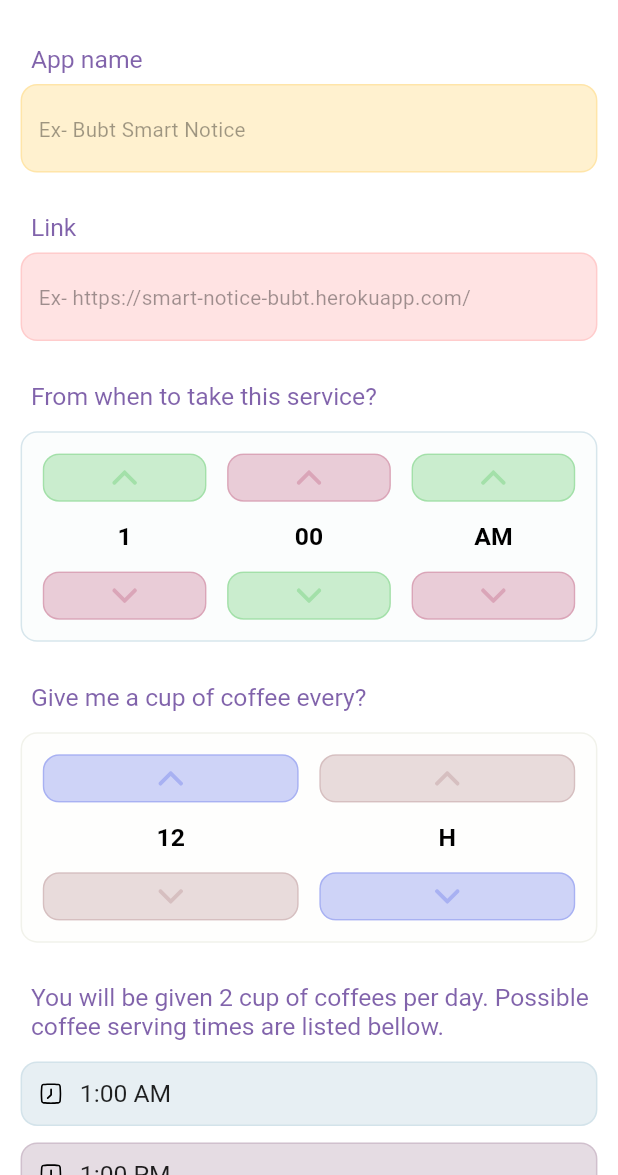
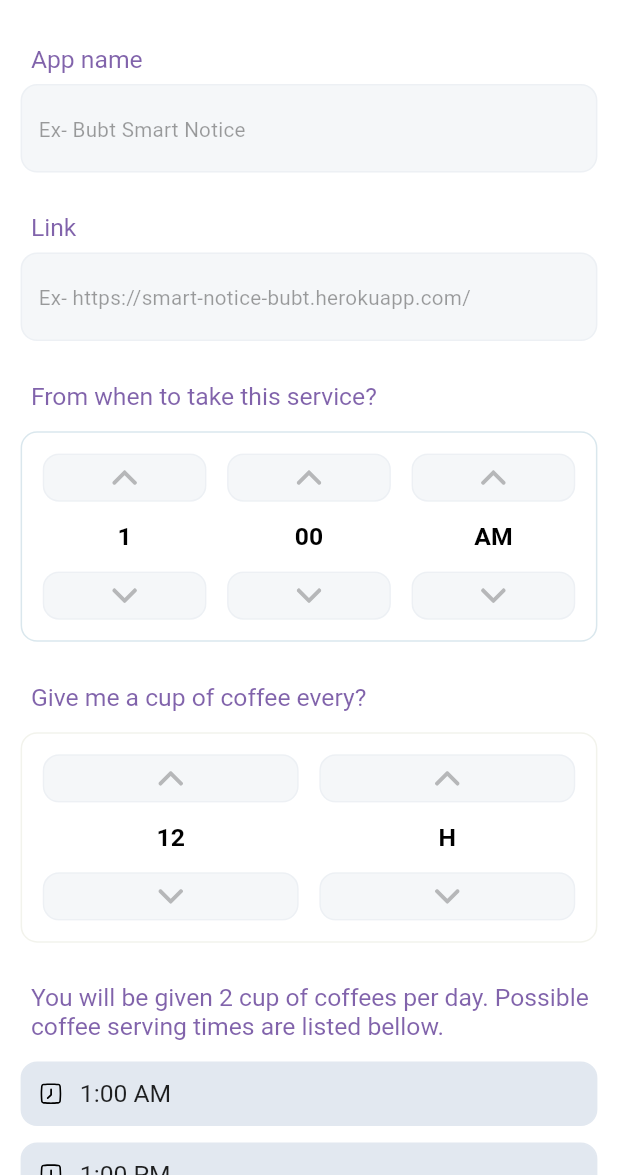
Before and after one commit to imamhossain94/Heroku-Wakes-Up, a Flutter app: the DashboardView screen opened directly, after a tap on an icon or button, on a phone screen of 412 x 824 dp, the part 61-1236 px from its top. Run offline on Flutter 3.47's test engine with Material 2 defaults, Android fonts, the phone set to English and light mode, and no system bars; our stand-ins replace animate_do, dio, dotted_border, fl_chart, flutter_svg, fluttertoast and 8 more; missing offline and left inert: android_alarm_manager_plus; accounts and stored records are empty; Roboto replaces fonts that are missing (SofiaPro).

Commit message:
feat: app colors updated

```diff
--- a/lib/app/view/create_app_view.dart
+++ b/lib/app/view/create_app_view.dart
@@ -43,7 +43,7 @@ class CreateAppView extends StatelessWidget {
                     hintText: 'Ex- Bubt Smart Notice',
                     controller: controller.appNameTextController,
                     duration: 500,
-                    bgColor: const Color(0x33ffb711)),
+                    bgColor: const Color(0x33cbd5e1)),
                 sectionTitle(
                   title: 'Link',
                 ),
@@ -51,7 +51,7 @@ class CreateAppView extends StatelessWidget {
                     hintText: 'Ex- https://smart-notice-bubt.herokuapp.com/',
                     controller: controller.appLinkTextController,
                     duration: 500,
-                    bgColor: const Color(0x33ff7171)),
+                    bgColor: const Color(0x33cbd5e1)),
                 sectionTitle(
                   title: 'From when to take this service?',
                 ),
--- a/lib/app/view/events_logs_view.dart
+++ b/lib/app/view/events_logs_view.dart
@@ -128,7 +128,7 @@ class EventsLogsView extends StatelessWidget {
                                   animDuration: 100,
                                       //500 + (500 * (index / 50)).round(),
                                   textColor: Colors.blueGrey,
-                                  bgColor: colorList[index],
+                                  bgColor: const Color(0xFFe2e8f0),
                                   fontSize: 8.sp,
                                   data: [
                                     DateFormat("dd.MM.yyyy h:mm a")
--- a/lib/app/view/widgets/activity_logs.dart
+++ b/lib/app/view/widgets/activity_logs.dart
@@ -14,7 +14,7 @@ class ActivityLogs extends StatelessWidget {
   static const eventColor = Color(0xFFFFBD44);
   static const errorColor = Color(0xFFFE605C);
   static const successColor = Color(0xFF00CA4E);
-  static const emptyColor = Color(0x194B4B51);
+  static const emptyColor = Color(0x599ca3af);
   static const betweenSpace = 0.2;
   static double barMaxHeight = 0.0;
 
@@ -108,7 +108,7 @@ class ActivityLogs extends StatelessWidget {
         padding: EdgeInsets.all(10.sp),
         decoration: BoxDecoration(
           borderRadius: const BorderRadius.all(Radius.circular(8)),
-          color: Colors.white,
+          color: const Color(0xFFf8fafc),
           border: Border.all(color: const Color(0xFFF1F3F2)),
         ),
         child: Column(
--- a/lib/app/view/widgets/custom_time_picker.dart
+++ b/lib/app/view/widgets/custom_time_picker.dart
@@ -15,7 +15,7 @@ Widget customTimePicker({required HerokuWakeUpAppController controller}) {
         child: Container(
           padding: EdgeInsets.all(10.sp),
           decoration: BoxDecoration(
-              color: const Color(0xFF85B1C5).withOpacity(0.03),
+              color: Colors.white,
               borderRadius: BorderRadius.circular(8.sp),
               border:
                   Border.all(color: const Color(0xFF85B1C5).withOpacity(0.3))),
@@ -29,13 +29,13 @@ Widget customTimePicker({required HerokuWakeUpAppController controller}) {
                   children: [
                     _arrowButton(
                         iconPath: 'assets/icon/up_arrow.svg',
-                        color: colorList[16],
+                        color:  const Color(0x33cbd5e1),
                         onTap: controller.customTimeHourIncrement),
                     Obx(() => _selectedText(
                         value: hours[controller.hourIndex.value])),
                     _arrowButton(
                         iconPath: 'assets/icon/down_arrow.svg',
-                        color: colorList[26],
+                        color: const Color(0x33cbd5e1),
                         onTap: controller.customTimeHourDecrement),
                   ],
                 ),
@@ -50,13 +50,13 @@ Widget customTimePicker({required HerokuWakeUpAppController controller}) {
                   children: [
                     _arrowButton(
                         iconPath: 'assets/icon/up_arrow.svg',
-                        color: colorList[26],
+                        color:  const Color(0x33cbd5e1),
                         onTap: controller.customTimeMinuteIncrement),
                     Obx(() => _selectedText(
                         value: minutes[controller.minuteIndex.value])),
                     _arrowButton(
                         iconPath: 'assets/icon/down_arrow.svg',
-                        color: colorList[16],
+                        color:  const Color(0x33cbd5e1),
                         onTap: controller.customTimeMinuteDecrement),
                   ],
                 ),
@@ -71,13 +71,13 @@ Widget customTimePicker({required HerokuWakeUpAppController controller}) {
                   children: [
                     _arrowButton(
                         iconPath: 'assets/icon/up_arrow.svg',
-                        color: colorList[16],
+                        color:  const Color(0x33cbd5e1),
                         onTap: controller.customTimeMeridiemIncrement),
                     Obx(() => _selectedText(
                         value: meridiem[controller.meridiemIndex.value])),
                     _arrowButton(
                         iconPath: 'assets/icon/down_arrow.svg',
-                        color: colorList[26],
+                        color:  const Color(0x33cbd5e1),
                         onTap: controller.customTimeMeridiemDecrement),
                   ],
                 ),
@@ -106,7 +106,7 @@ Widget _arrowButton(
             child: SvgPicture.asset(iconPath,
                 height: 12.sp,
                 width: 12.sp,
-                color: color,
+                color: Colors.black26,
                 semanticsLabel: 'arrow'),
           ),
         ),
--- a/lib/app/view/widgets/dashboard_statistic_card.dart
+++ b/lib/app/view/widgets/dashboard_statistic_card.dart
@@ -25,7 +25,7 @@ Widget dashboardStatisticCard(
               width: 8.sp,
             ),
             statisticCard(
-                cardColor: const Color(0xCC613C96),
+                cardColor: const Color(0xFF8b5cf6),
                 icon: SvgPicture.asset("assets/icon/statistic.svg",
                     height: 24.sp,
                     width: 24.sp,
--- a/lib/app/view/widgets/events_logs.dart
+++ b/lib/app/view/widgets/events_logs.dart
@@ -15,10 +15,18 @@ Widget eventLogs({required HerokuWakeUpAppController controller}) {
       Padding(
         padding: EdgeInsets.fromLTRB(10.sp, 0, 10.sp, 15.sp),
         child: THeader(
-          bgColor: colorList[3],
+          bgColor: const Color(0xFF94a3b8),
           padding: EdgeInsets.symmetric(horizontal: 10.sp, vertical: 15.sp),
-          textColor: Colors.black54,
+          textColor: Colors.white,
           fontSize: 10.sp,
+          boxShadow: [
+            BoxShadow(
+              color: const Color(0xFF94a3b8).withOpacity(0.5),
+              spreadRadius: 0.5,
+              blurRadius: 10,
+              offset: const Offset(0, 3),
+            ),
+          ],
         ),
       ),
       Obx(
@@ -37,7 +45,7 @@ Widget eventLogs({required HerokuWakeUpAppController controller}) {
                 child: TRow(
                     textColor: Colors.black,
                     fontSize: 8.sp,
-                    bgColor: colorList[index],
+                    bgColor: const Color(0xFFe2e8f0),
                     borderRadius: null,
                     data: [
                       DateFormat("dd.MM.yyyy h:mm a")
--- a/lib/app/view/widgets/interval_time_picker.dart
+++ b/lib/app/view/widgets/interval_time_picker.dart
@@ -15,7 +15,7 @@ Widget intervalTimePicker({required HerokuWakeUpAppController controller}) {
         child: Container(
           padding: EdgeInsets.all(10.sp),
           decoration: BoxDecoration(
-              color: const Color(0xFFD4D6C0).withOpacity(0.03),
+              color: Colors.white,
               borderRadius: BorderRadius.circular(8.sp),
               border:
                   Border.all(color: const Color(0xFFD4D6C0).withOpacity(0.3))),
@@ -29,7 +29,7 @@ Widget intervalTimePicker({required HerokuWakeUpAppController controller}) {
                   children: [
                     _arrowButton(
                         iconPath: 'assets/icon/up_arrow.svg',
-                        color: colorList[3],
+                        color:  const Color(0x33cbd5e1),
                         onTap: controller.intervalTimeIncrement),
                     Obx(() => controller.intervalHourOrMinuteIndex.value == 0
                         ? _selectedText(
@@ -40,7 +40,7 @@ Widget intervalTimePicker({required HerokuWakeUpAppController controller}) {
                                 controller.intervalMinuteIndex.value])),
                     _arrowButton(
                         iconPath: 'assets/icon/down_arrow.svg',
-                        color: colorList[9],
+                        color:  const Color(0x33cbd5e1),
                         onTap: controller.intervalTimeDecrement),
                   ],
                 ),
@@ -55,14 +55,14 @@ Widget intervalTimePicker({required HerokuWakeUpAppController controller}) {
                   children: [
                     _arrowButton(
                         iconPath: 'assets/icon/up_arrow.svg',
-                        color: colorList[9],
+                        color: const Color(0x33cbd5e1),
                         onTap: controller.intervalClockTypeIncrement),
                     Obx(() => _selectedText(
                         value: intervalHourOrMinute[
                             controller.intervalHourOrMinuteIndex.value])),
                     _arrowButton(
                         iconPath: 'assets/icon/down_arrow.svg',
-                        color: colorList[3],
+                        color:  const Color(0x33cbd5e1),
                         onTap: controller.intervalClockTypeDecrement),
                   ],
                 ),
@@ -90,7 +90,7 @@ Widget _arrowButton({required String iconPath, VoidCallback? onTap, required Col
             child: SvgPicture.asset(iconPath,
                 height: 12.sp,
                 width: 12.sp,
-                color: color,
+                color: Colors.black26,
                 semanticsLabel: 'arrow'),
           ),
         ),
--- a/lib/app/view/widgets/waking_up_time_widget.dart
+++ b/lib/app/view/widgets/waking_up_time_widget.dart
@@ -46,9 +46,9 @@ Widget wakingUpTimesWidget({required HerokuWakeUpAppController controller}) {
                   width: double.infinity,
                   padding: EdgeInsets.all(8.sp),
                   decoration: BoxDecoration(
-                      color: colorList[index],
+                      color: const Color(0xFFe2e8f0),
                       borderRadius: BorderRadius.circular(8.sp),
-                      border: Border.all(color: colorList[index])),
+                      border: Border.all(color: const Color(0xFFe2e8f0),)),
                   child: Row(
                     mainAxisSize: MainAxisSize.min,
                     children: [
```
